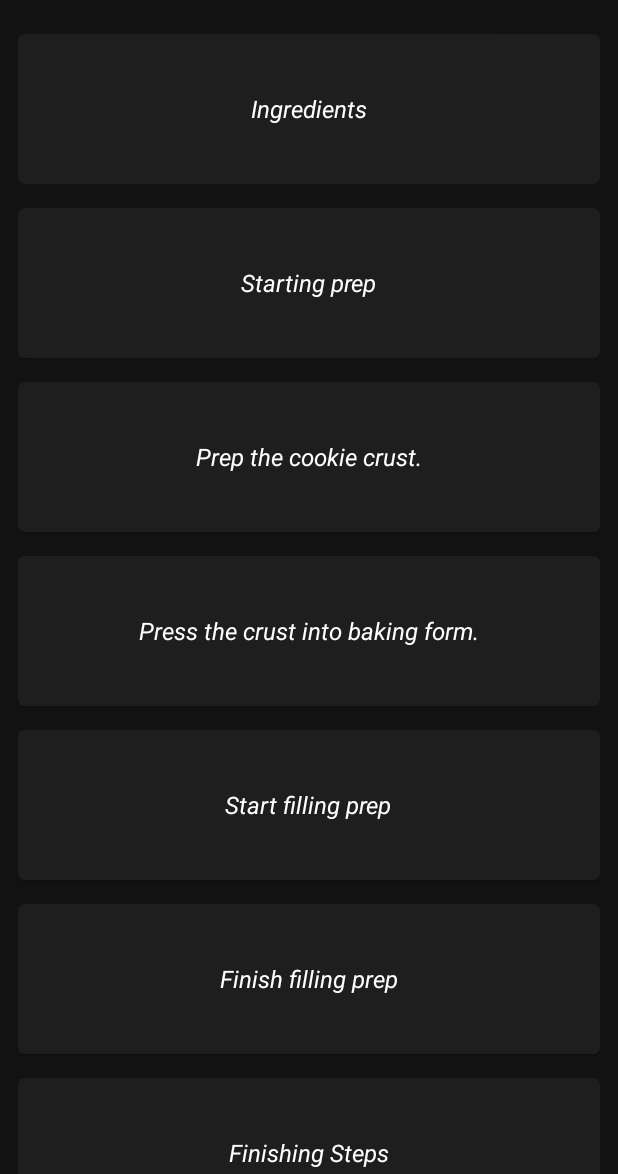
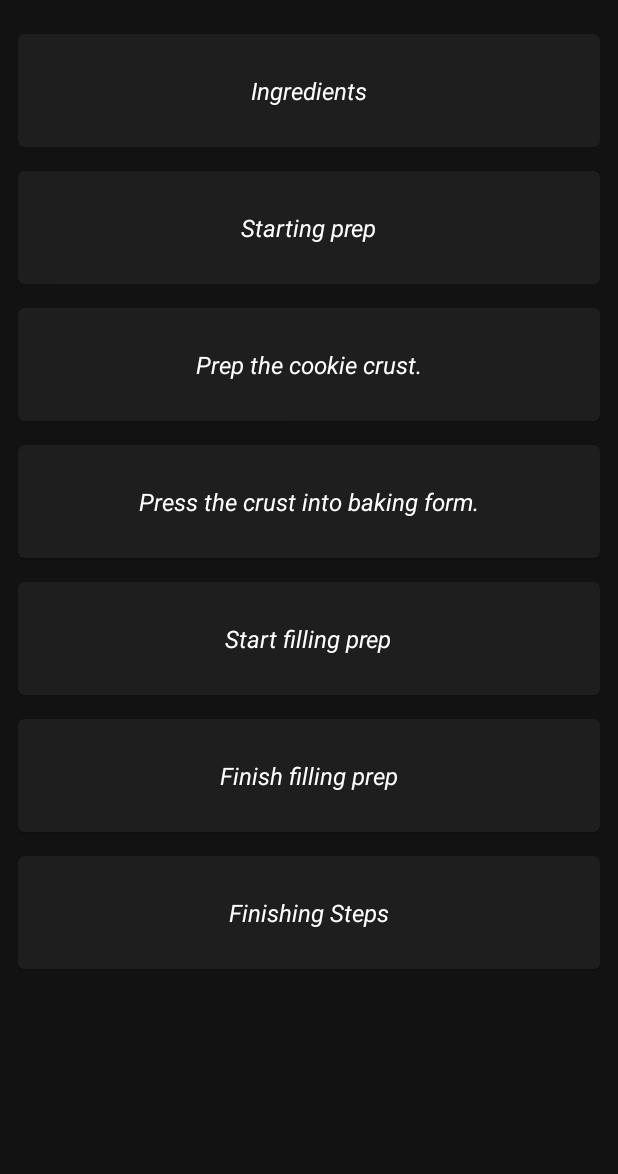
Before and after one commit to PrisonerPrice/BakingTime, an Android app: the screen it shows after launch (DetailActivity), after a tap on "Nutella Pie", on a phone screen of 412 x 824 dp, the part 62-1236 px from its top. Run offline under Robolectric (Android 15) with nearby library versions, the phone set to English and light mode, and no system bars; our stand-ins replace Picasso; 3 statements that could not run were skipped.

Commit message:
Implement tablet UI

```diff
--- a/app/src/main/java/com/prisonerprice/bakingtime/DetailScreen/DetailActivity.java
+++ b/app/src/main/java/com/prisonerprice/bakingtime/DetailScreen/DetailActivity.java
@@ -6,6 +6,7 @@ import androidx.fragment.app.FragmentManager;
 
 import android.os.Build;
 import android.os.Bundle;
+import android.util.Log;
 import android.view.View;
 import android.widget.FrameLayout;
 import android.widget.LinearLayout;
@@ -37,7 +38,6 @@ public class DetailActivity extends AppCompatActivity {
 
         fragmentManager = getSupportFragmentManager();
 
-        // phone ui
         listFrameLayout = (FrameLayout) findViewById(R.id.step_list_fl);
         detailLinearLayout = (LinearLayout) findViewById(R.id.detail_fragments_ll);
 
@@ -63,6 +63,22 @@ public class DetailActivity extends AppCompatActivity {
             model.isDetailShown(false);
         }
 
+        // tablet ui
+        if (findViewById(R.id.sw_blank_fl) != null) {
+            model.getShowDetail().observe(this, b -> {
+                if (b) {
+                    detailLinearLayout.setVisibility(View.VISIBLE);
+                    fragmentManager.beginTransaction()
+                            .replace(R.id.media_player_fl, new MediaPlayerFragment())
+                            .commit();
+                } else {
+                    detailLinearLayout.setVisibility(View.INVISIBLE);
+                }
+            });
+        }
+
+        // phone ui
+        else {
             model.getShowDetail().observe(this, b -> {
                 if (b) {
                     listFrameLayout.setVisibility(View.GONE);
@@ -75,6 +91,7 @@ public class DetailActivity extends AppCompatActivity {
                     detailLinearLayout.setVisibility(View.GONE);
                 }
             });
+        }
     }
 
     @Override
--- /dev/null
+++ b/app/src/main/res/layout-sw600dp/activity_detail.xml
@@ -0,0 +1,53 @@
+<?xml version="1.0" encoding="utf-8"?>
+<LinearLayout
+    xmlns:android="http://schemas.android.com/apk/res/android"
+    xmlns:tools="http://schemas.android.com/tools"
+    android:id="@+id/detail_parent_ll"
+    android:layout_width="match_parent"
+    android:layout_height="match_parent"
+    android:orientation="horizontal"
+    tools:context=".DetailScreen.DetailActivity">
+
+    <FrameLayout
+        android:id="@+id/step_list_fl"
+        android:layout_width="0dp"
+        android:layout_height="match_parent"
+        android:layout_weight="1"/>
+
+    <LinearLayout
+        android:id="@+id/detail_fragments_ll"
+        android:layout_width="0dp"
+        android:layout_height="match_parent"
+        android:layout_weight="2"
+        android:orientation="vertical">
+
+        <FrameLayout
+            android:id="@+id/media_player_fl"
+            android:layout_width="match_parent"
+            android:layout_height="0dp"
+            android:layout_weight="8"
+            android:layout_marginHorizontal="@dimen/MarginS"/>
+
+        <FrameLayout
+            android:id="@+id/instruction_fl"
+            android:layout_width="match_parent"
+            android:layout_height="0dp"
+            android:layout_weight="5"
+            android:layout_marginHorizontal="@dimen/MarginS"/>
+
+        <FrameLayout
+            android:id="@+id/play_next_fl"
+            android:layout_width="match_parent"
+            android:layout_height="0dp"
+            android:layout_weight="1"
+            android:layout_marginHorizontal="@dimen/MarginS"/>
+
+        <FrameLayout
+            android:id="@+id/sw_blank_fl"
+            android:layout_width="match_parent"
+            android:layout_height="0dp"
+            android:layout_weight="0"/>
+
+    </LinearLayout>
+
+</LinearLayout>
--- a/app/src/main/res/layout/step_item.xml
+++ b/app/src/main/res/layout/step_item.xml
@@ -3,7 +3,7 @@
     xmlns:android="http://schemas.android.com/apk/res/android"
     android:layout_width="match_parent"
     android:layout_height="wrap_content"
-    android:minHeight="@dimen/minHeightS"
+    android:minHeight="@dimen/minHeightXS"
     android:layout_marginHorizontal="@dimen/MarginL"
     android:layout_marginVertical="@dimen/MarginM">
 
--- a/app/src/main/res/values/dimens.xml
+++ b/app/src/main/res/values/dimens.xml
@@ -8,6 +8,7 @@
 
     <dimen name="maxHeight">200dp</dimen>
 
+    <dimen name="minHeightXS">75dp</dimen>
     <dimen name="minHeightS">100dp</dimen>
     <dimen name="minHeightM">200dp</dimen>
 
```
Lines whose indentation alone changed are shown as unchanged.
